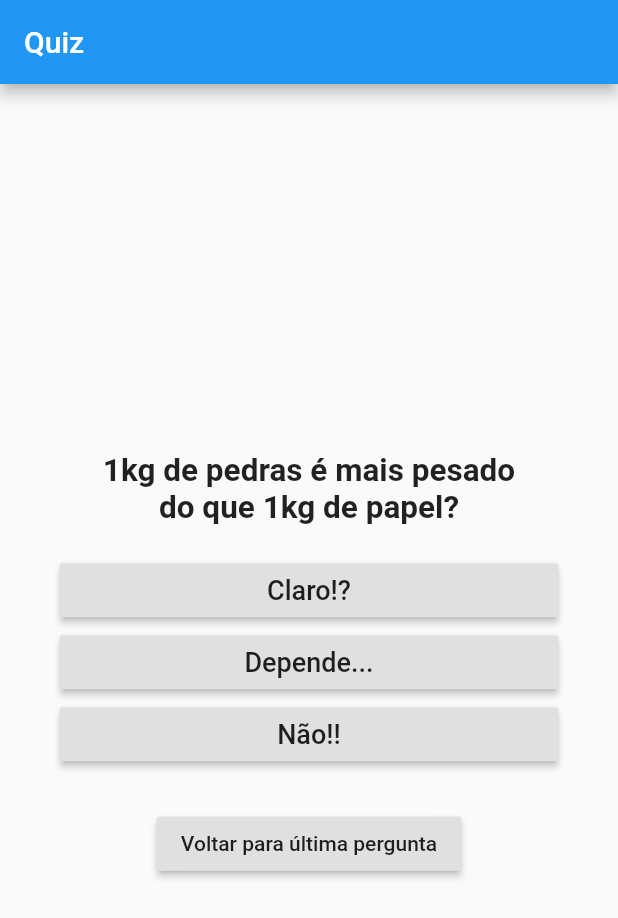
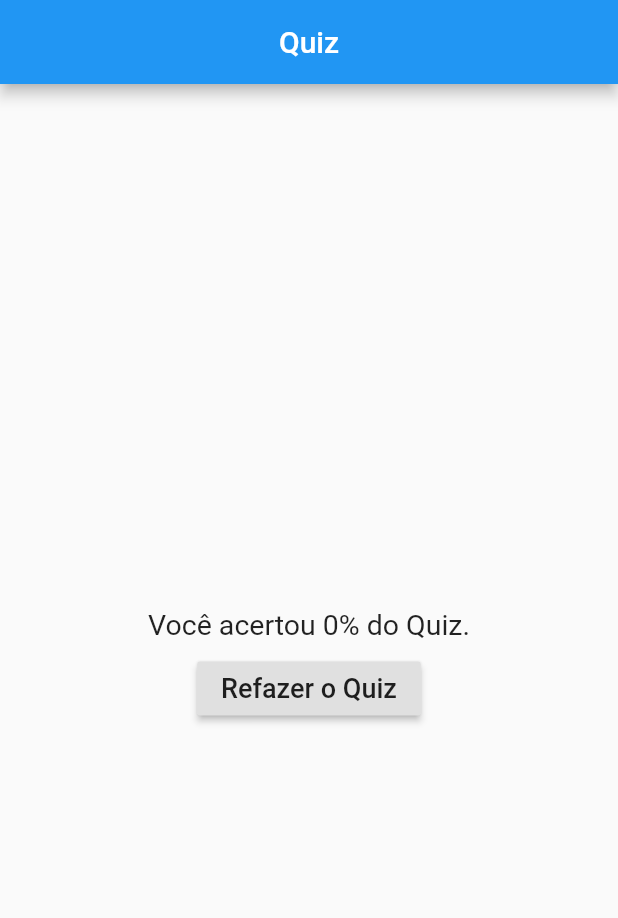
Before and after one commit to Joe02/Flutter-basics, a Flutter app: the screen it shows after launch, after a tap on "Abril", after a tap on "364", after a tap on "Claro!?", on a phone screen of 412 x 824 dp. Shown: the top 918 px of the screen. Run offline on Flutter 3.47's test engine with Material 2 defaults, Android fonts, the phone set to English and light mode, and no system bars.

Commit message:
Added result screen after quiz with % of correct answers.

```diff
--- a/lib/main.dart
+++ b/lib/main.dart
@@ -18,8 +18,9 @@ class MyAppState extends State<MyApp> {
     return MaterialApp(
       home: Scaffold(
         appBar: AppBar(
-          title: Text("Quiz"),
-        ),
+            centerTitle: true,
+            title: Text("Quiz"),
+          ),
           body: Quiz()
       ),
     );
--- a/lib/widgets/Quiz/Quiz.dart
+++ b/lib/widgets/Quiz/Quiz.dart
@@ -1,9 +1,10 @@
 import 'package:flutter/cupertino.dart';
 import 'package:flutter/material.dart';
 import 'package:quizapp/models/Question.dart';
-import 'package:quizapp/widgets/Quiz/components/BackButton.dart';
-import 'package:quizapp/widgets/Quiz/components/QuestionAnswers.dart';
-import 'package:quizapp/widgets/Quiz/components/QuestionTitle.dart';
+import 'package:quizapp/widgets/Quiz/components/backButton.dart';
+import 'package:quizapp/widgets/Quiz/components/questionAnswers.dart';
+import 'package:quizapp/widgets/Quiz/components/questionTitle.dart';
+import 'package:quizapp/widgets/Result/result.dart';
 
 class Quiz extends StatefulWidget {
   @override
@@ -53,9 +54,11 @@ class QuizState extends State<Quiz> {
       if (shownQuestion == firstQuestion) {
         shownQuestion = secondQuesion;
         _isBackButtonVisible = true;
-      } else {
+      } else if (shownQuestion == secondQuesion) {
         shownQuestion = thirdQuestion;
         _isBackButtonVisible = true;
+      } else {
+          Navigator.pushReplacement(context, MaterialPageRoute(builder: (context) => Result(answers)));
       }
     });
   }
--- /dev/null
+++ b/lib/widgets/Result/result.dart
@@ -0,0 +1,57 @@
+import 'package:flutter/cupertino.dart';
+import 'package:flutter/material.dart';
+import 'package:flutter/widgets.dart';
+import 'package:quizapp/main.dart';
+
+class Result extends StatelessWidget {
+  final List answers;
+  var score = 0;
+
+  Result(this.answers);
+
+  @override
+  Widget build(BuildContext context) {
+    if (answers[0] == "Março") {
+      score += 33;
+    }
+    if (answers[1] == "366") {
+      score += 33;
+    }
+    if (answers[2] == "Não!!") {
+      score += 33;
+    }
+
+    if (score == 99) {
+      score = 100;
+    }
+
+    return Scaffold(
+      appBar: AppBar(
+        centerTitle: true,
+        title: Text("Quiz"),
+      ),
+      body: Container(
+        width: double.infinity,
+        child: Column(
+          crossAxisAlignment: CrossAxisAlignment.center,
+          mainAxisAlignment: MainAxisAlignment.center,
+          mainAxisSize: MainAxisSize.max,
+          children: <Widget>[
+            Padding(
+              padding: const EdgeInsets.all(8.0),
+              child: Text("Você acertou $score% do Quiz.",
+                  style: TextStyle(fontSize: 19)),
+            ),
+            RaisedButton(
+              child: Text("Refazer o Quiz", style: TextStyle(fontSize: 18)),
+              onPressed: () {
+                Navigator.pushReplacement(
+                    context, MaterialPageRoute(builder: (context) => MyApp()));
+              },
+            )
+          ],
+        ),
+      ),
+    );
+  }
+}
```
Also changed, not shown: lib/widgets/Quiz/components/backButton.dart (renamed from lib/widgets/Quiz/components/BackButton.dart), lib/widgets/Quiz/components/questionAnswers.dart (renamed from lib/widgets/Quiz/components/QuestionAnswers.dart), lib/widgets/Quiz/components/questionTitle.dart (renamed from lib/widgets/Quiz/components/QuestionTitle.dart).
